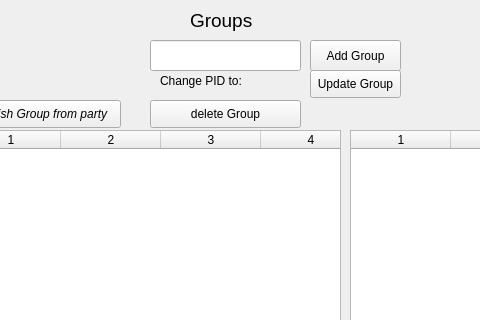
First picture: the form in ui/EditPartyUI.ui, repository sourcery-ai-experiments/jaar, before the edit; both pictures show x 570 to 1050 and y 0 to 320 of the 1199 by 771 pixel window.
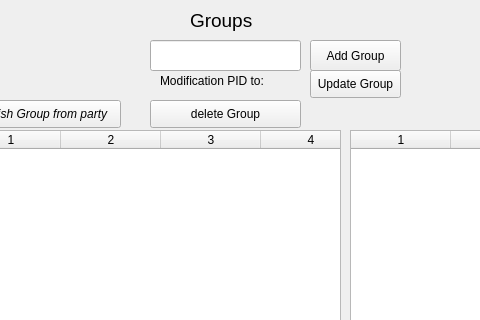
Second picture: the form after the edit.

Patch:
```diff
--- a/ui/EditPartyUI.ui
+++ b/ui/EditPartyUI.ui
@@ -287,7 +287,7 @@
     </rect>
    </property>
    <property name="text">
-    <string>Change PID to:</string>
+    <string>Modification PID to:</string>
    </property>
    <property name="wordWrap">
     <bool>true</bool>
```
